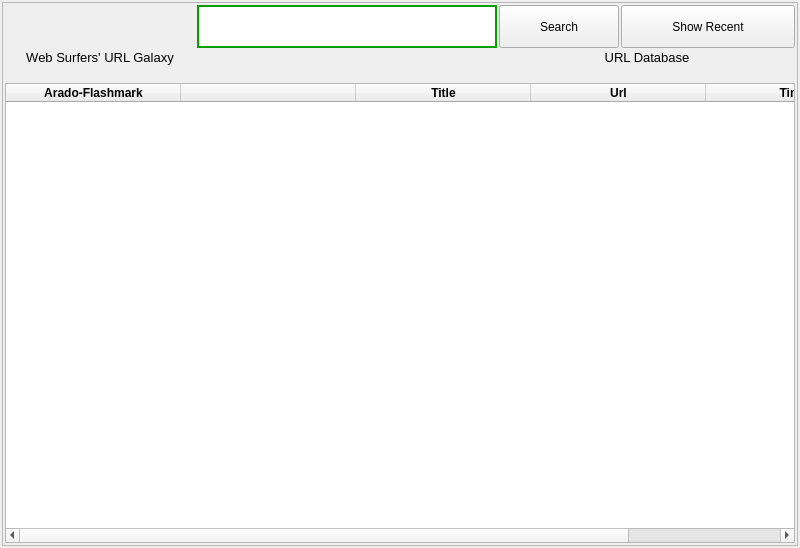
Above: ui/url-display.ui from berndhs/arado before the change. Below: the same form after it.
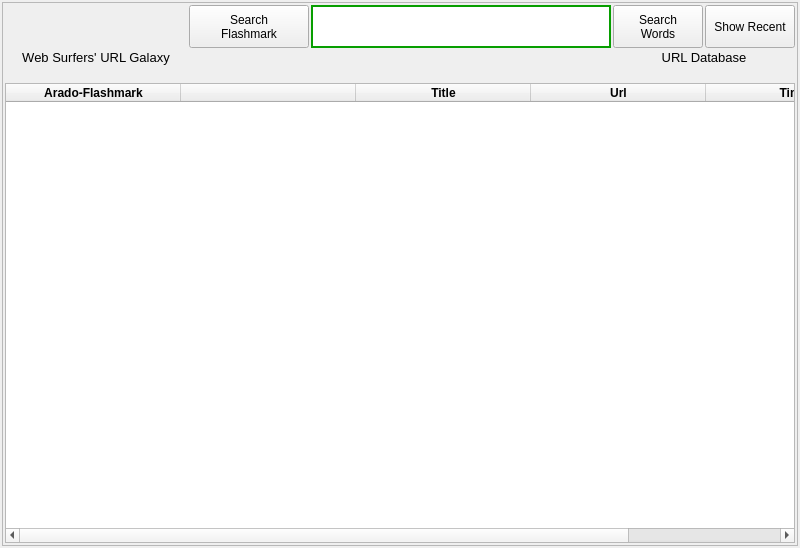
That is the form after the change. Icons and pictures are not drawn.

Commit message: faster search and extra button for hash search

```diff
--- a/ui/url-display.ui
+++ b/ui/url-display.ui
@@ -20,7 +20,7 @@
    <string>Arado URL Display</string>
   </property>
   <layout class="QGridLayout" name="gridLayout_3">
-   <item row="2" column="0">
+   <item row="1" column="0">
     <widget class="QScrollArea" name="scrollArea">
      <property name="sizePolicy">
       <sizepolicy hsizetype="Expanding" vsizetype="Expanding">
@@ -36,8 +36,8 @@
        <rect>
         <x>0</x>
         <y>0</y>
-        <width>780</width>
-        <height>528</height>
+        <width>894</width>
+        <height>510</height>
        </rect>
       </property>
       <property name="sizePolicy">
@@ -153,10 +153,10 @@
        </item>
        <item row="0" column="0">
         <layout class="QGridLayout" name="gridLayout">
-         <item row="3" column="3">
+         <item row="3" column="4">
           <layout class="QHBoxLayout" name="horizontalLayout"/>
          </item>
-         <item row="1" column="3">
+         <item row="1" column="4">
           <layout class="QHBoxLayout" name="horizontalLayout_2">
            <item>
             <widget class="QPushButton" name="searchButton">
@@ -202,7 +202,8 @@
 }</string>
              </property>
              <property name="text">
-              <string>Search</string>
+              <string>Search
+Words</string>
              </property>
              <property name="icon">
               <iconset resource="../arado.qrc">
@@ -346,7 +347,7 @@
            </property>
           </widget>
          </item>
-         <item row="2" column="3">
+         <item row="2" column="4">
           <widget class="QLabel" name="bottomLabel">
            <property name="sizePolicy">
             <sizepolicy hsizetype="Expanding" vsizetype="Preferred">
@@ -396,6 +397,65 @@
            </property>
           </widget>
          </item>
+         <item row="1" column="1">
+          <widget class="QPushButton" name="findHashButton">
+           <property name="sizePolicy">
+            <sizepolicy hsizetype="Expanding" vsizetype="Preferred">
+             <horstretch>0</horstretch>
+             <verstretch>0</verstretch>
+            </sizepolicy>
+           </property>
+           <property name="minimumSize">
+            <size>
+             <width>0</width>
+             <height>43</height>
+            </size>
+           </property>
+           <property name="maximumSize">
+            <size>
+             <width>120</width>
+             <height>43</height>
+            </size>
+           </property>
+           <property name="toolTip">
+            <string>Search for the entered keyword(s).</string>
+           </property>
+           <property name="styleSheet">
+            <string notr="true">QPushButton { 
+border-image: url(:/images/btn1.png) 4;
+border-width: 4;
+padding: 0px 6px;
+font-size: 12px;
+}
+
+*{
+color: black;
+}
+
+QPushButton:hover {
+border-image: url(:/images/btn2.png) 4;
+}
+
+QPushButton:pressed{
+border-image: url(:/images/btn3.png) 4;
+}</string>
+           </property>
+           <property name="text">
+            <string>Search
+Flashmark</string>
+           </property>
+           <property name="icon">
+            <iconset resource="../arado.qrc">
+             <normaloff>:/images/viewmag.png</normaloff>:/images/viewmag.png</iconset>
+           </property>
+           <property name="iconSize">
+            <size>
+             <width>32</width>
+             <height>32</height>
+            </size>
+           </property>
+          </widget>
+         </item>
         </layout>
        </item>
       </layout>
```
Left out of the diff: 209 changed lines with no effect on the pictures. The commit also changes 7 other files.
